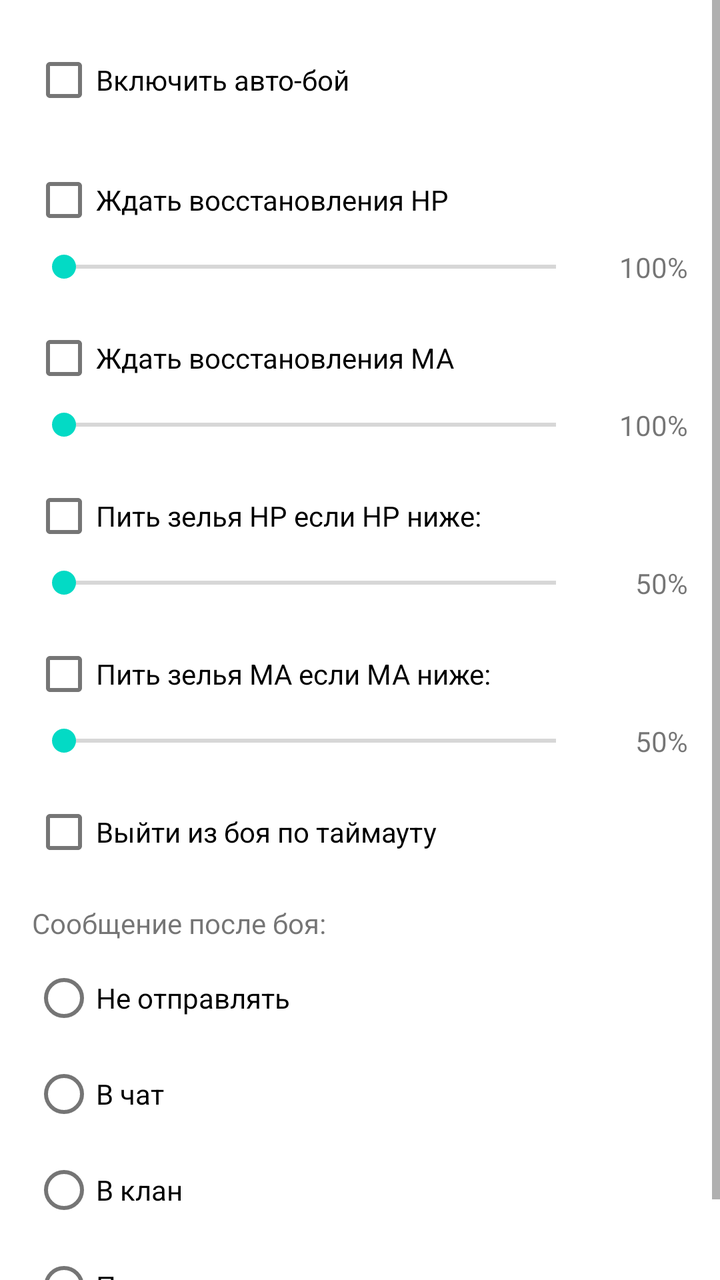
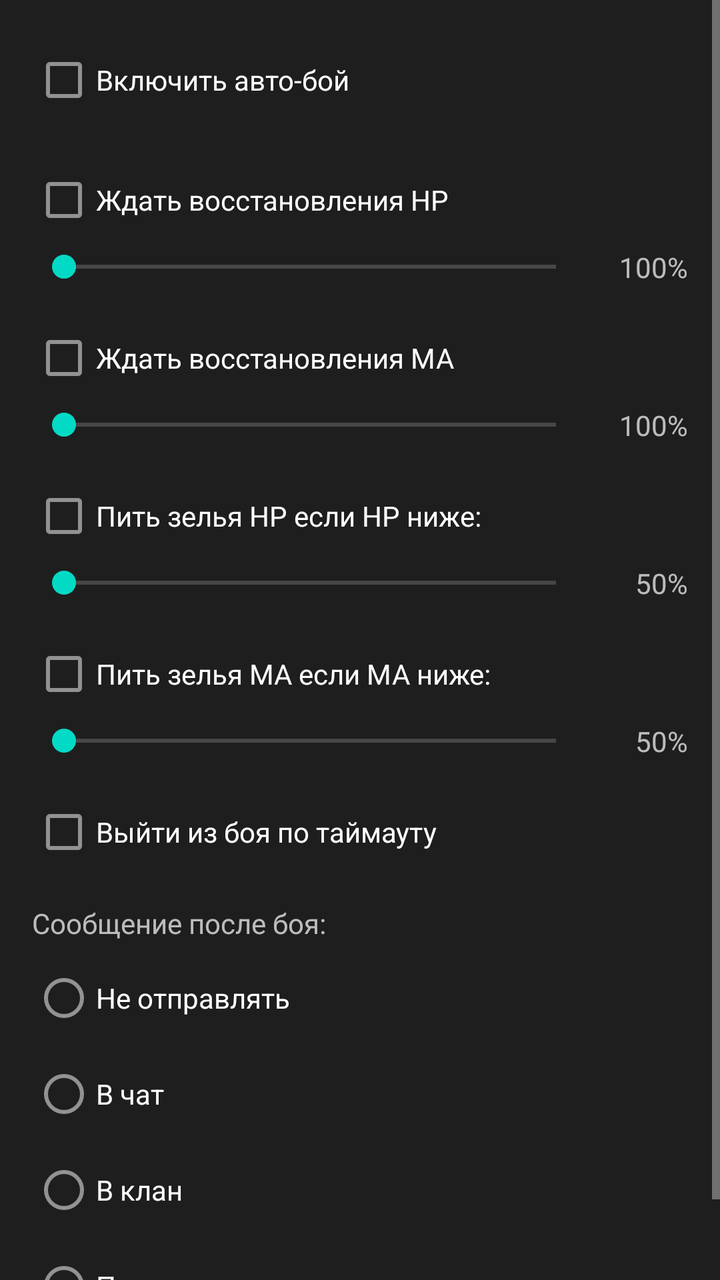

Compare the two renders of this Android layout. The source of the first and the diff that turns it into the second are given below.
<!-- AndroidManifest.xml: application theme Theme.ABClient -->
<!-- res/layout/tab_autoboi_general.xml -->
<?xml version="1.0" encoding="utf-8"?>
<ScrollView xmlns:android="http://schemas.android.com/apk/res/android"
    android:layout_width="match_parent"
    android:layout_height="match_parent">

    <LinearLayout
        android:layout_width="match_parent"
        android:layout_height="wrap_content"
        android:orientation="vertical"
        android:padding="16dp">

        
        <CheckBox
            android:id="@+id/checkDoAutoboi"
            android:layout_width="match_parent"
            android:layout_height="wrap_content"
            android:text="Включить авто-бой"
            android:layout_marginBottom="12dp" />

        
        <CheckBox
            android:id="@+id/checkDoWaitHp"
            android:layout_width="match_parent"
            android:layout_height="wrap_content"
            android:text="Ждать восстановления HP" />

        <LinearLayout
            android:layout_width="match_parent"
            android:layout_height="wrap_content"
            android:orientation="horizontal"
            android:gravity="center_vertical"
            android:layout_marginBottom="12dp">

            <SeekBar
                android:id="@+id/seekWaitHp"
                android:layout_width="0dp"
                android:layout_height="wrap_content"
                android:layout_weight="1"
                android:max="100" />

            <TextView
                android:id="@+id/tvWaitHp"
                android:layout_width="50dp"
                android:layout_height="wrap_content"
                android:gravity="end"
                android:text="100%" />

        </LinearLayout>

        
        <CheckBox
            android:id="@+id/checkDoWaitMa"
            android:layout_width="match_parent"
            android:layout_height="wrap_content"
            android:text="Ждать восстановления MA" />

        <LinearLayout
            android:layout_width="match_parent"
            android:layout_height="wrap_content"
            android:orientation="horizontal"
            android:gravity="center_vertical"
            android:layout_marginBottom="12dp">

            <SeekBar
                android:id="@+id/seekWaitMa"
                android:layout_width="0dp"
                android:layout_height="wrap_content"
                android:layout_weight="1"
                android:max="100" />

            <TextView
                android:id="@+id/tvWaitMa"
                android:layout_width="50dp"
                android:layout_height="wrap_content"
                android:gravity="end"
                android:text="100%" />

        </LinearLayout>

        
        <CheckBox
            android:id="@+id/checkDoDrinkHp"
            android:layout_width="match_parent"
            android:layout_height="wrap_content"
            android:text="Пить зелья HP если HP ниже:" />

        <LinearLayout
            android:layout_width="match_parent"
            android:layout_height="wrap_content"
            android:orientation="horizontal"
            android:gravity="center_vertical"
            android:layout_marginBottom="12dp">

            <SeekBar
                android:id="@+id/seekDrinkHp"
                android:layout_width="0dp"
                android:layout_height="wrap_content"
                android:layout_weight="1"
                android:max="100" />

            <TextView
                android:id="@+id/tvDrinkHp"
                android:layout_width="50dp"
                android:layout_height="wrap_content"
                android:gravity="end"
                android:text="50%" />

        </LinearLayout>

        
        <CheckBox
            android:id="@+id/checkDoDrinkMa"
            android:layout_width="match_parent"
            android:layout_height="wrap_content"
            android:text="Пить зелья MA если MA ниже:" />

        <LinearLayout
            android:layout_width="match_parent"
            android:layout_height="wrap_content"
            android:orientation="horizontal"
            android:gravity="center_vertical"
            android:layout_marginBottom="12dp">

            <SeekBar
                android:id="@+id/seekDrinkMa"
                android:layout_width="0dp"
                android:layout_height="wrap_content"
                android:layout_weight="1"
                android:max="100" />

            <TextView
                android:id="@+id/tvDrinkMa"
                android:layout_width="50dp"
                android:layout_height="wrap_content"
                android:gravity="end"
                android:text="50%" />

        </LinearLayout>

        
        <CheckBox
            android:id="@+id/checkDoWinTimeout"
            android:layout_width="match_parent"
            android:layout_height="wrap_content"
            android:text="Выйти из боя по таймауту"
            android:layout_marginBottom="12dp" />

        
        <TextView
            android:layout_width="match_parent"
            android:layout_height="wrap_content"
            android:text="Сообщение после боя:"
            android:layout_marginBottom="4dp" />

        <RadioGroup
            android:id="@+id/radioGroupSay"
            android:layout_width="match_parent"
            android:layout_height="wrap_content">

            <RadioButton
                android:id="@+id/radioSayNo"
                android:layout_width="match_parent"
                android:layout_height="wrap_content"
                android:text="Не отправлять" />

            <RadioButton
                android:id="@+id/radioSayChat"
                android:layout_width="match_parent"
                android:layout_height="wrap_content"
                android:text="В чат" />

            <RadioButton
                android:id="@+id/radioSayClan"
                android:layout_width="match_parent"
                android:layout_height="wrap_content"
                android:text="В клан" />

            <RadioButton
                android:id="@+id/radioSayPair"
                android:layout_width="match_parent"
                android:layout_height="wrap_content"
                android:text="Приватом" />

        </RadioGroup>

    </LinearLayout>

</ScrollView>
<!-- resources referenced by this layout -->
<resources>
  <style name="Theme.ABClient" parent="Theme.MaterialComponents.DayNight.DarkActionBar">
          
          <item name="colorPrimary">@color/purple_500</item>
          <item name="colorPrimaryVariant">@color/purple_700</item>
          <item name="colorOnPrimary">@color/white</item>
          
          <item name="colorSecondary">@color/teal_200</item>
          <item name="colorSecondaryVariant">@color/teal_700</item>
          <item name="colorOnSecondary">@color/black</item>
          
          <item name="android:statusBarColor" tools:targetApi="l">?attr/colorPrimaryVariant</item>
          
      </style>
  <color name="purple_500">#FF6200EE</color>
  <color name="purple_700">#FF3700B3</color>
  <color name="white">#FFFFFFFF</color>
  <color name="teal_200">#FF03DAC5</color>
  <color name="teal_700">#FF018786</color>
  <color name="black">#FF000000</color>
</resources>

<!-- the commit's change to res/layout/tab_autoboi_general.xml (unified diff, before → after) -->
@@ -1,7 +1,9 @@
 <?xml version="1.0" encoding="utf-8"?>
 <ScrollView xmlns:android="http://schemas.android.com/apk/res/android"
     android:layout_width="match_parent"
-    android:layout_height="match_parent">
+    android:layout_height="match_parent"
+    android:background="@color/ab_autoboi_bg"
+    android:theme="@style/ThemeOverlay.MaterialComponents.Dark">
 
     <LinearLayout
         android:layout_width="match_parent"
<!-- resource entries referenced after the edit -->
@@ -1,5 +1,6 @@
 <!-- resources referenced by this layout -->
 <resources>
+  <color name="ab_autoboi_bg">#1E1E1E</color>
   <style name="Theme.ABClient" parent="Theme.MaterialComponents.DayNight.DarkActionBar">
           
           <item name="colorPrimary">@color/purple_500</item>
